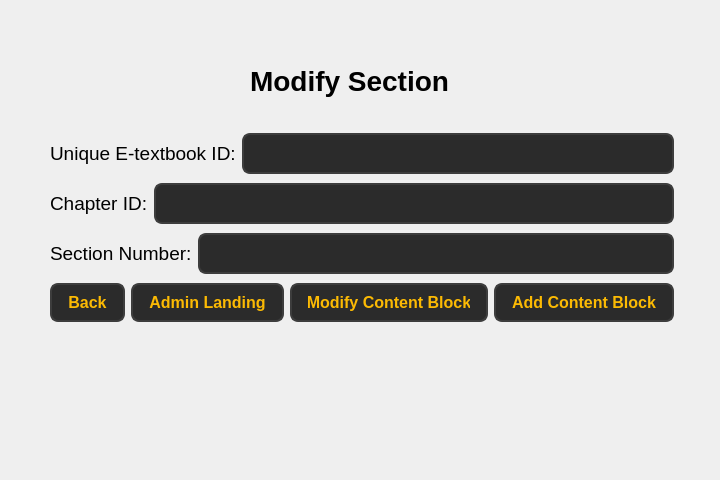
First picture: the form in ui/admin/admin_modifySection_window.ui, repository Soham1117/elearningApp, before the edit.
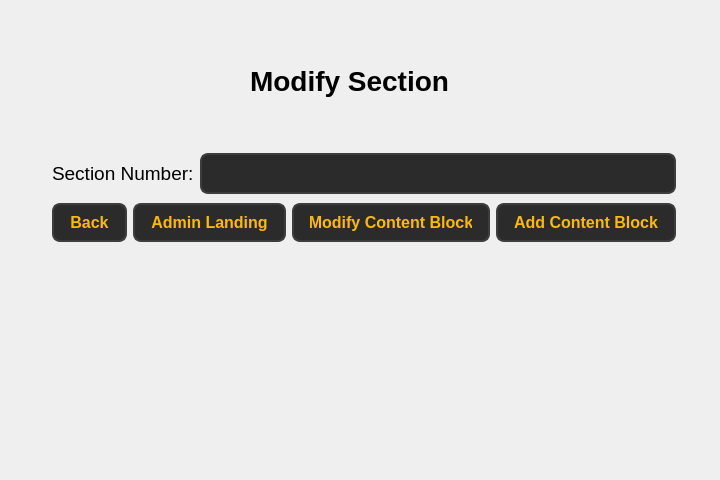
Second picture: the form after the edit.

Commit message: Added checks and made new changes in admin.

```diff
--- a/ui/admin/admin_modifySection_window.ui
+++ b/ui/admin/admin_modifySection_window.ui
@@ -35,100 +35,16 @@
   <widget class="QWidget" name="">
    <property name="geometry">
     <rect>
-     <x>50</x>
-     <y>130</y>
+     <x>52</x>
+     <y>150</y>
      <width>624</width>
-     <height>199</height>
+     <height>97</height>
     </rect>
    </property>
    <layout class="QVBoxLayout" name="verticalLayout">
     <item>
      <layout class="QHBoxLayout" name="horizontalLayout">
       <item>
-       <widget class="QLabel" name="label_4">
-        <property name="font">
-         <font>
-          <pointsize>14</pointsize>
-         </font>
-        </property>
-        <property name="text">
-         <string>Unique E-textbook ID:</string>
-        </property>
-       </widget>
-      </item>
-      <item>
-       <widget class="QLineEdit" name="lineEdit_3">
-        <property name="styleSheet">
-         <string notr="true">QLineEdit {
-        background-color: #2b2b2b;  /* Dark background */
-        color: #fcba03;  /* Text color */
-        border: 2px solid #3d3d3d;  /* Border color */
-        border-radius: 8px;  /* Rounded corners */
-        padding: 8px;  /* Padding inside the input field */
-        font-size: 16px;  /* Font size */
-        font-weight: bold;  /* Bold font */
-    }
-
-    QLineEdit:hover {
-        background-color: #3d3d3d;  /* Background when hovered */
-        border: 2px solid #fcba03;  /* Border color when hovered */
-    }
-
-    QLineEdit:focus {
-        background-color: #1a1a1a;  /* Background when focused */
-        border: 2px solid #fcba03;  /* Border color when focused */
-        color: #ffffff;  /* Text color when focused */
-    }</string>
-        </property>
-       </widget>
-      </item>
-     </layout>
-    </item>
-    <item>
-     <layout class="QHBoxLayout" name="horizontalLayout_2">
-      <item>
-       <widget class="QLabel" name="label_5">
-        <property name="font">
-         <font>
-          <pointsize>14</pointsize>
-         </font>
-        </property>
-        <property name="text">
-         <string>Chapter ID:</string>
-        </property>
-       </widget>
-      </item>
-      <item>
-       <widget class="QLineEdit" name="lineEdit_4">
-        <property name="styleSheet">
-         <string notr="true">QLineEdit {
-        background-color: #2b2b2b;  /* Dark background */
-        color: #fcba03;  /* Text color */
-        border: 2px solid #3d3d3d;  /* Border color */
-        border-radius: 8px;  /* Rounded corners */
-        padding: 8px;  /* Padding inside the input field */
-        font-size: 16px;  /* Font size */
-        font-weight: bold;  /* Bold font */
-    }
-
-    QLineEdit:hover {
-        background-color: #3d3d3d;  /* Background when hovered */
-        border: 2px solid #fcba03;  /* Border color when hovered */
-    }
-
-    QLineEdit:focus {
-        background-color: #1a1a1a;  /* Background when focused */
-        border: 2px solid #fcba03;  /* Border color when focused */
-        color: #ffffff;  /* Text color when focused */
-    }</string>
-        </property>
-       </widget>
-      </item>
-     </layout>
-    </item>
-    <item>
-     <layout class="QHBoxLayout" name="horizontalLayout_3">
-      <item>
        <widget class="QLabel" name="label_6">
         <property name="font">
          <font>
@@ -169,7 +85,7 @@
      </layout>
     </item>
     <item>
-     <layout class="QHBoxLayout" name="horizontalLayout_4">
+     <layout class="QHBoxLayout" name="horizontalLayout_2">
       <item>
        <widget class="QPushButton" name="pushButton_back">
         <property name="styleSheet">
```
The commit also changes 17 other files.
